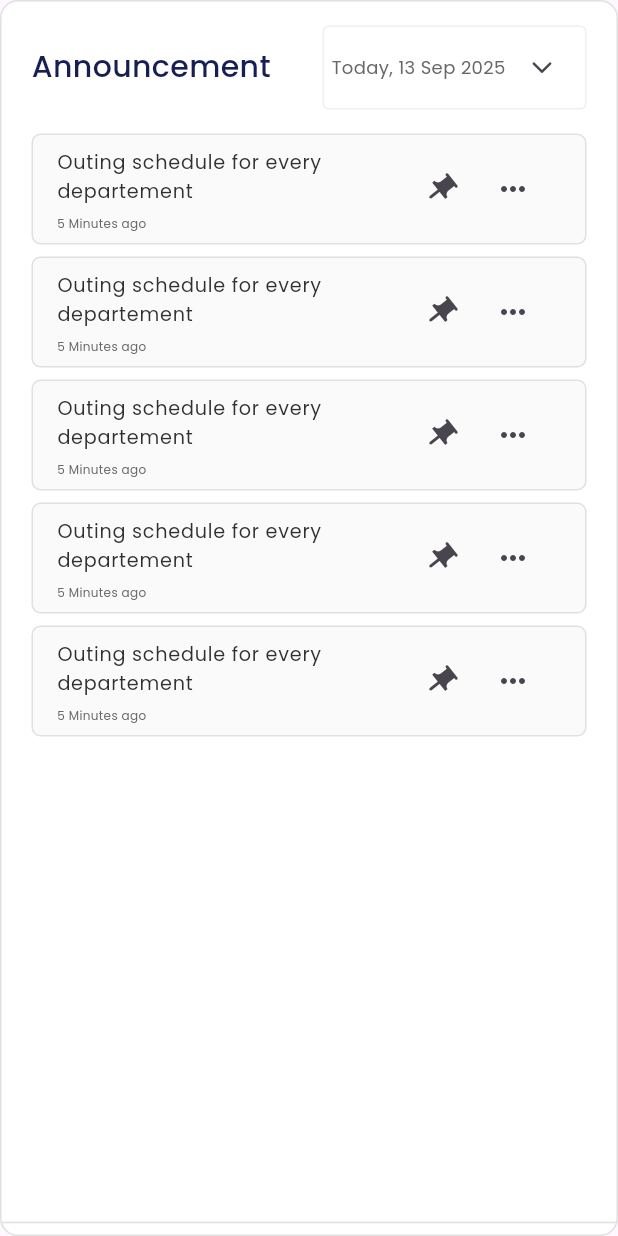
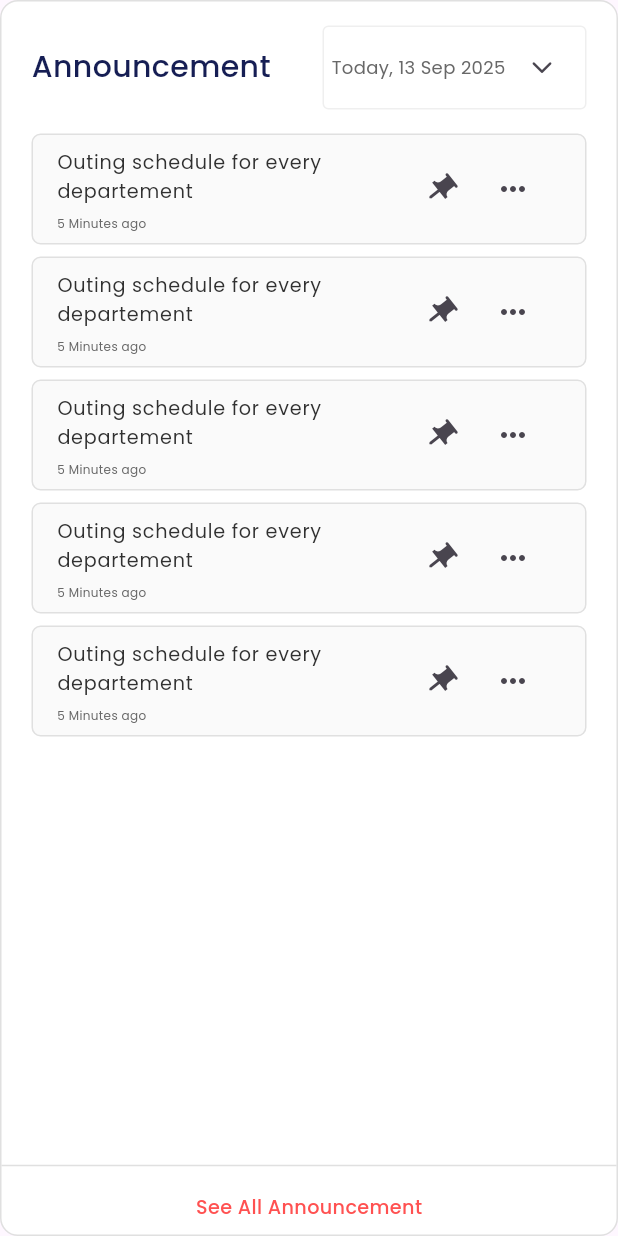
Before and after one commit to mano299/we_HR, a Flutter app: the Announcement widget shown alone on an empty page, opened directly, on a phone screen of 412 x 824 dp. Run offline on Flutter 3.47's test engine with Material 3 defaults, Android fonts, the phone set to English and light mode, and no system bars; our stand-ins replace flutter_svg.

Commit message:
add announcement tailing text

```diff
--- a/lib/widgets/announcement.dart
+++ b/lib/widgets/announcement.dart
@@ -1,4 +1,6 @@
 import 'package:flutter/material.dart';
+import 'package:we_hr/utils/app_colors.dart';
+import 'package:we_hr/utils/app_styles.dart';
 import 'package:we_hr/widgets/announcement_body.dart';
 import 'package:we_hr/widgets/announcement_items_list_view.dart';
 import 'package:we_hr/widgets/announcement_header.dart';
@@ -26,6 +28,14 @@ class Announcement extends StatelessWidget {
             ),
           ),
           Divider(color: Color(0xffE0E0E0)),
+          Padding(
+            padding: const EdgeInsets.symmetric(vertical: 10.0),
+            child: Text(
+              'See All Announcement',
+              style: AppStyles.styleMeduim16(context)
+                  .copyWith(color: AppColors.kRedColor),
+            ),
+          )
         ],
       ),
     );
```
